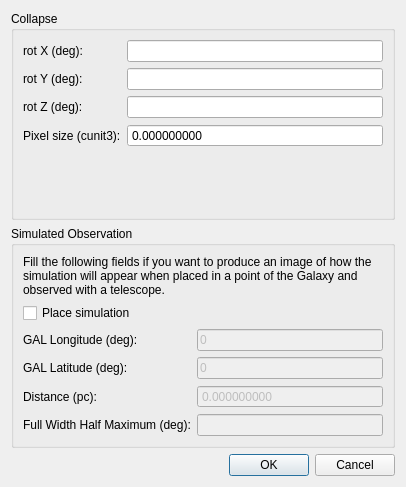
First picture: the form in Code/ui/simcollapsedialog.ui, repository VisIVOLab/ViaLacteaVisualAnalytics, before the edit.
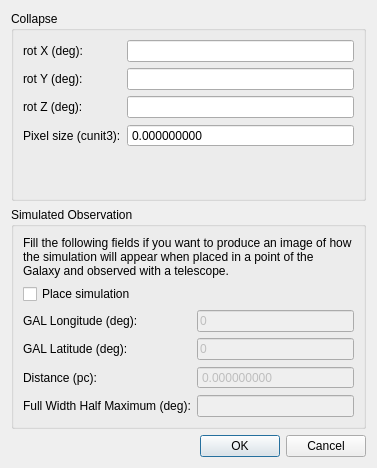
Second picture: the form after the edit.

Diff of the .ui file:
```diff
--- a/Code/ui/simcollapsedialog.ui
+++ b/Code/ui/simcollapsedialog.ui
@@ -6,8 +6,8 @@
    <rect>
     <x>0</x>
     <y>0</y>
-    <width>406</width>
-    <height>487</height>
+    <width>377</width>
+    <height>468</height>
    </rect>
   </property>
   <property name="windowTitle">
@@ -20,6 +20,9 @@
       <string>Collapse</string>
      </property>
      <layout class="QFormLayout" name="formLayout">
+      <property name="fieldGrowthPolicy">
+       <enum>QFormLayout::ExpandingFieldsGrow</enum>
+      </property>
       <item row="0" column="0">
        <widget class="QLabel" name="label">
         <property name="text">
@@ -92,6 +95,15 @@
       </item>
       <item row="3" column="1">
        <widget class="QDoubleSpinBox" name="spinPixelSize">
+        <property name="sizePolicy">
+         <sizepolicy hsizetype="MinimumExpanding" vsizetype="Fixed">
+          <horstretch>0</horstretch>
+          <verstretch>0</verstretch>
+         </sizepolicy>
+        </property>
+        <property name="toolTip">
+         <string>Size of the pixel. It must be greater than or equal to the size of the input fits file.</string>
+        </property>
         <property name="buttonSymbols">
          <enum>QAbstractSpinBox::NoButtons</enum>
         </property>
@@ -128,6 +140,9 @@
       </item>
       <item>
        <layout class="QFormLayout" name="formLayout_2">
+        <property name="fieldGrowthPolicy">
+         <enum>QFormLayout::ExpandingFieldsGrow</enum>
+        </property>
         <item row="0" column="0">
          <widget class="QLabel" name="label_6">
           <property name="text">
@@ -212,6 +227,15 @@
           <property name="enabled">
            <bool>false</bool>
           </property>
+          <property name="sizePolicy">
+           <sizepolicy hsizetype="MinimumExpanding" vsizetype="Fixed">
+            <horstretch>0</horstretch>
+            <verstretch>0</verstretch>
+           </sizepolicy>
+          </property>
+          <property name="toolTip">
+           <string>Distance of the point where the simulation is to be placed.</string>
+          </property>
           <property name="buttonSymbols">
            <enum>QAbstractSpinBox::NoButtons</enum>
           </property>
```
Left out of the diff: 8 changed lines with no effect on the pictures.
